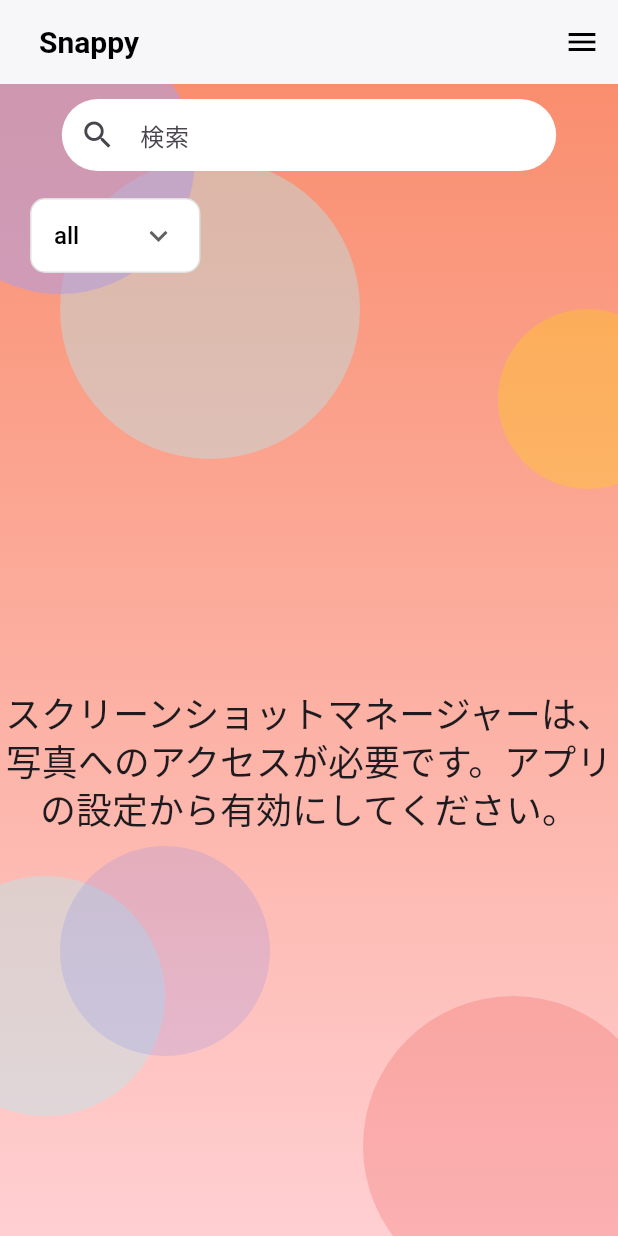
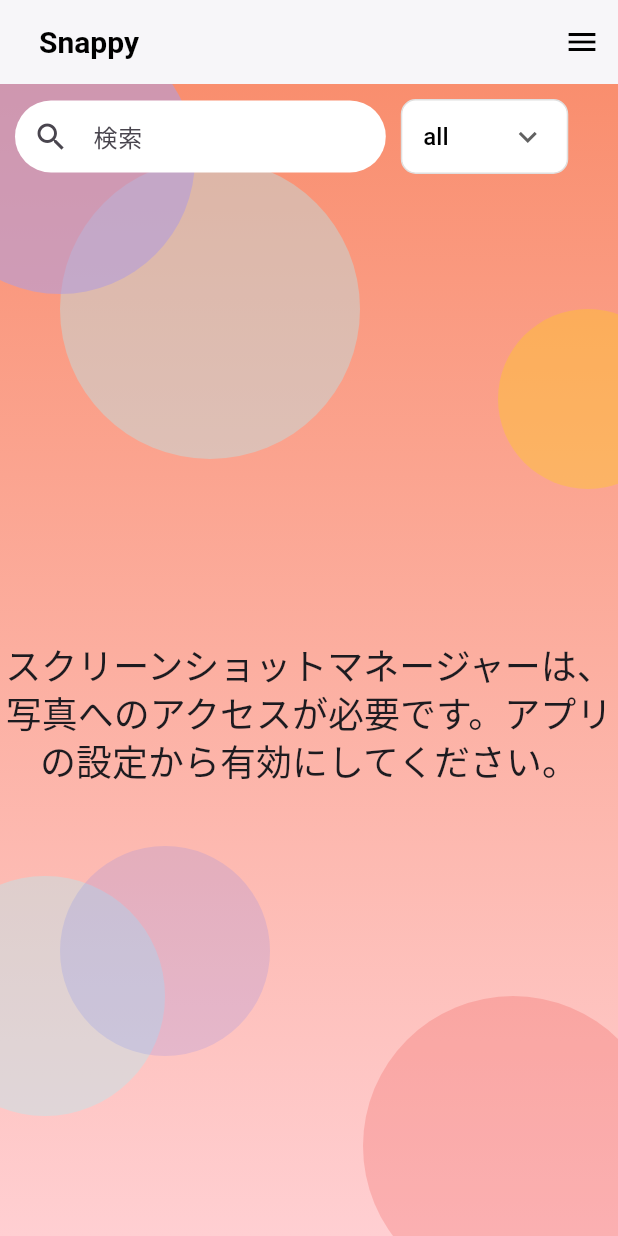
Before and after one commit to suke-0612/SNAPPY, a Flutter app: the screen it shows after launch, in the side drawer, after a tap on "ホーム", on a phone screen of 412 x 824 dp. Run offline on Flutter 3.47's test engine with Material 3 defaults, Android fonts, the phone set to English and light mode, and no system bars; our stand-ins replace isar; missing offline and left inert: photo_manager; accounts and stored records are empty; generated files the repository leaves out were written again; statements that could not run were skipped.

Commit message:
feat:ui add db tags

```diff
--- a/lib/app.dart
+++ b/lib/app.dart
@@ -1,5 +1,8 @@
 import 'package:flutter/material.dart';
 import 'importer.dart';
+
+final RouteObserver<ModalRoute<void>> routeObserver =
+    RouteObserver<ModalRoute<void>>();
 
 class MyApp extends StatelessWidget {
   const MyApp({super.key});
@@ -11,6 +14,7 @@ class MyApp extends StatelessWidget {
         colorScheme: ColorScheme.fromSeed(seedColor: Colors.deepPurple),
         useMaterial3: true,
       ),
+      navigatorObservers: [routeObserver], // ← 登録
       home: const Home(),
     );
   }
--- a/lib/components/input_search.dart
+++ b/lib/components/input_search.dart
@@ -12,7 +12,7 @@ class InputSearch extends StatelessWidget {
   Widget build(BuildContext context) {
     return Center(
       child: SizedBox(
-        width: MediaQuery.of(context).size.width * 0.8,
+        width: MediaQuery.of(context).size.width * 0.6,
         child: TextField(
           onChanged: onChanged,
           decoration: InputDecoration(
--- a/lib/components/pull_button.dart
+++ b/lib/components/pull_button.dart
@@ -15,7 +15,7 @@ class SelectTagPullButton extends StatelessWidget {
   @override
   Widget build(BuildContext context) {
     return Container(
-      padding: const EdgeInsets.symmetric(horizontal: 15, vertical: 0),
+      padding: const EdgeInsets.symmetric(horizontal: 14, vertical: 0),
       decoration: BoxDecoration(
         color: Colors.white,
         borderRadius: BorderRadius.circular(10),
--- a/lib/importer.dart
+++ b/lib/importer.dart
@@ -13,7 +13,7 @@ export 'package:snappy/components/pagination.dart';
 export 'package:snappy/components/items_view/item_card.dart';
 export 'package:snappy/components/items_view/items_view.dart';
 export 'package:snappy/models/item_data.dart';
-export 'package:snappy/models/tags.dart';
+
 export 'package:snappy/components/edit_item_info_form.dart';
 
 export 'package:photo_manager/photo_manager.dart';
--- a/lib/pages/home.dart
+++ b/lib/pages/home.dart
@@ -1,4 +1,5 @@
 import 'package:flutter/material.dart';
+import 'package:snappy/app.dart';
 import 'package:snappy/importer.dart';
 
 class Home extends StatefulWidget {
@@ -8,15 +9,12 @@ class Home extends StatefulWidget {
   State<Home> createState() => _HomeState();
 }
 
-class _HomeState extends State<Home> {
-  static const List<String> tags = [
-    "all",
-    "location",
-    "things",
-    "train",
-    "others"
-  ];
-  String selectedTag = tags.first;
+class _HomeState extends State<Home> with RouteAware {
+  final List<String> defaultTags = ["all", "location", "things", "others"];
+  List<String> customTags = [];
+  List<String> get allTags => [...defaultTags, ...customTags];
+
+  late String selectedTag;
 
   Map<String, Screenshot> _isarScreenshotMap = {};
   List<AssetEntity> _screenshots = [];
@@ -71,8 +69,10 @@ class _HomeState extends State<Home> {
   @override
   void initState() {
     super.initState();
+    selectedTag = allTags.first;
     // 権限チェックと初期データロードを一括で実行
     _checkPermissionAndLoad();
+    _loadTags();
 
     // 写真の変更検知セットアップ
     PhotoManager.addChangeCallback((_) async {
@@ -83,11 +83,37 @@ class _HomeState extends State<Home> {
     PhotoManager.startChangeNotify();
   }
 
+  // RouteAware: 画面が表示された時
+  @override
+  void didChangeDependencies() {
+    super.didChangeDependencies();
+    routeObserver.subscribe(this, ModalRoute.of(context)!);
+    _loadTags();
+  }
+
+  // // RouteAware: 別ページから戻ってきた時
+  @override
+  void didPopNext() {
+    _loadTags();
+  }
+
   @override
   void dispose() {
     PhotoManager.stopChangeNotify();
     PhotoManager.removeChangeCallback(() {} as ValueChanged<MethodCall>);
     super.dispose();
+  }
+
+  Future<void> _loadTags() async {
+    final tags = await getAllTags();
+    print(tags);
+    setState(() {
+      for (var tag in tags) {
+        if (!customTags.contains(tag.name) && !defaultTags.contains(tag.name)) {
+          customTags.add(tag.name);
+        }
+      }
+    });
   }
 
   /// DBから全スクショ情報を取得してMapに変換し更新
@@ -169,12 +195,16 @@ class _HomeState extends State<Home> {
     if (newAssets.isNotEmpty) {
       print('新しいスクリーンショットが ${newAssets.length} 件あります。');
       try {
-        const apiTags = [
-          ["location", "行きたい場所、泊まりたい場所など。位置情報を持つ。位置情報を返してほしい"],
-          ["train", "時刻表など。どの駅に何時発の電車が、どの駅に何時につくか"],
-          ["things", "ほしいもの"],
-          ["others", "その他のタグ"]
+        List<List<String>> apiTags = [
+          ['location', ''],
+          ['things', ''],
+          ['others', ''],
         ];
+        await getAllTags().then((tags) {
+          for (var tag in tags) {
+            apiTags.add([tag.name, tag.description]);
+          }
+        });
         await uploadFilesWithTags(newAssets, apiTags);
       } catch (e) {
         print('API送信失敗: $e');
@@ -295,11 +325,8 @@ class _HomeState extends State<Home> {
             margin: const EdgeInsets.all(10.0),
             child: Row(
               children: [
-                // 検索バー部分（幅いっぱいに広げたい場合Expandedでラップ）
-                Expanded(
-                  child: Container(
-                    // ここに検索バーのWidget（InputSearchなど）を配置
-                    child: InputSearch(
+                // 検索バー部分
+                InputSearch(
                   onChanged: (value) {
                     setState(() {
                       _searchQuery = value;
@@ -307,6 +334,19 @@ class _HomeState extends State<Home> {
                     });
                   },
                 ),
+                // タグプルダウン
+                Container(
+                  margin: const EdgeInsets.only(left: 10.0, right: 4.0),
+                  alignment: Alignment.centerLeft,
+                  child: SelectTagPullButton(
+                    tags: allTags,
+                    selectedTag: selectedTag,
+                    onTagSelected: (tag) {
+                      setState(() {
+                        selectedTag = tag;
+                        _currentPage = 1;
+                      });
+                    },
                   ),
                 ),
 
@@ -319,22 +359,6 @@ class _HomeState extends State<Home> {
                     child: const CircularProgressIndicator(strokeWidth: 2),
                   ),
               ],
-            ),
-          ),
-
-          // タグプルダウン
-          Container(
-            margin: const EdgeInsets.symmetric(horizontal: 20.0, vertical: 8.0),
-            alignment: Alignment.centerLeft,
-            child: SelectTagPullButton(
-              tags: tags,
-              selectedTag: selectedTag,
-              onTagSelected: (tag) {
-                setState(() {
-                  selectedTag = tag;
-                  _currentPage = 1;
-                });
-              },
             ),
           ),
           if (_isSelectionMode) _buildSelectionPanel(),
```
Also changed, not shown: lib/components/add_category_form.dart (+12 -0 lines), lib/database/db.dart (+51 -1 lines), lib/models/schema.dart (+7 -1 lines), lib/models/schema.g.dart. Lines whose indentation alone changed are shown as unchanged.
